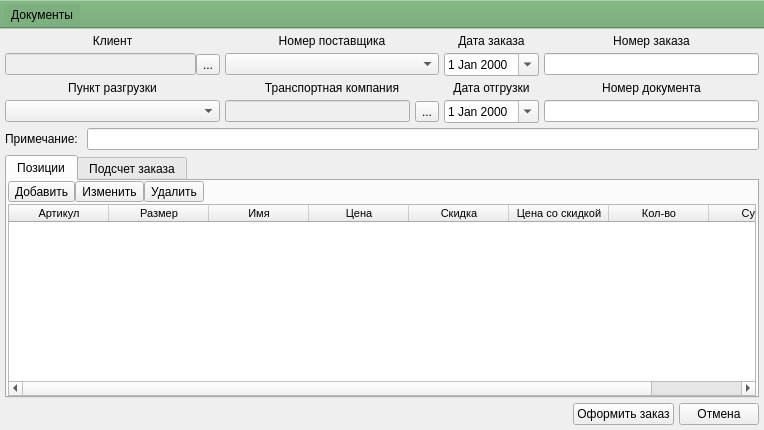
Old version of the form ui/order.ui in the repository Meller008/CRM-Avi.
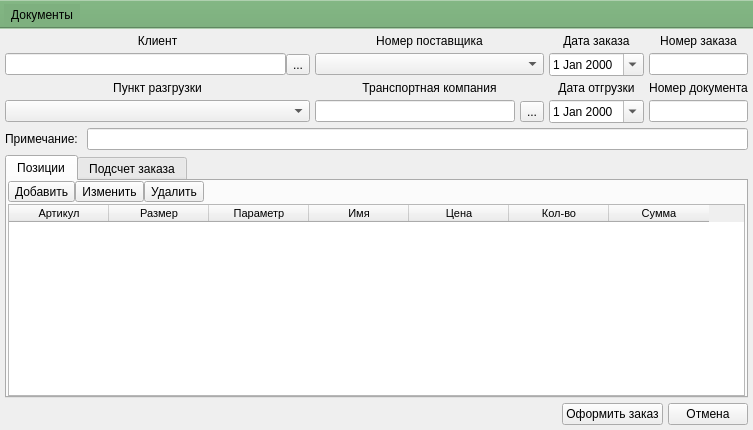
New version of the form.

Diff of the .ui file:
```diff
--- a/ui/order.ui
+++ b/ui/order.ui
@@ -6,7 +6,7 @@
    <rect>
     <x>0</x>
     <y>0</y>
-    <width>764</width>
+    <width>753</width>
     <height>430</height>
    </rect>
   </property>
@@ -14,7 +14,7 @@
    <string>Заказ</string>
   </property>
   <widget class="QWidget" name="centralwidget">
-   <layout class="QGridLayout" name="gridLayout">
+   <layout class="QGridLayout" name="gridLayout" rowstretch="0,0,0,0,0,0,0" columnstretch="4,3,1,1">
     <property name="leftMargin">
      <number>5</number>
     </property>
@@ -35,7 +35,10 @@
       <item>
        <widget class="QLineEdit" name="lineEdit_4">
         <property name="enabled">
-         <bool>false</bool>
+         <bool>true</bool>
+        </property>
+        <property name="readOnly">
+         <bool>true</bool>
         </property>
        </widget>
       </item>
@@ -49,7 +52,14 @@
      </layout>
     </item>
     <item row="1" column="1">
-     <widget class="QComboBox" name="comboBox"/>
+     <widget class="QComboBox" name="cb_clients_vendor">
+      <property name="font">
+       <font>
+        <family>Tahoma</family>
+        <pointsize>8</pointsize>
+       </font>
+      </property>
+     </widget>
     </item>
     <item row="0" column="0">
      <widget class="QLabel" name="label">
@@ -90,7 +100,11 @@
      </widget>
     </item>
     <item row="3" column="3">
-     <widget class="QLineEdit" name="lineEdit_3"/>
+     <widget class="QLineEdit" name="le_number_doc">
+      <property name="readOnly">
+       <bool>true</bool>
+      </property>
+     </widget>
     </item>
     <item row="2" column="0">
      <widget class="QLabel" name="label_8">
@@ -114,7 +128,14 @@
      </widget>
     </item>
     <item row="3" column="0">
-     <widget class="QComboBox" name="comboBox_2"/>
+     <widget class="QComboBox" name="cb_clients_adress">
+      <property name="font">
+       <font>
+        <family>Tahoma</family>
+        <pointsize>7</pointsize>
+       </font>
+      </property>
+     </widget>
     </item>
     <item row="3" column="2">
      <widget class="QDateEdit" name="dateEdit_2">
@@ -138,7 +159,15 @@
       <item>
        <widget class="QLineEdit" name="lineEdit">
         <property name="enabled">
-         <bool>false</bool>
+         <bool>true</bool>
+        </property>
+        <property name="font">
+         <font>
+          <family>Tahoma</family>
+         </font>
+        </property>
+        <property name="readOnly">
+         <bool>true</bool>
         </property>
        </widget>
       </item>
@@ -239,6 +268,21 @@
             <pointsize>8</pointsize>
            </font>
           </property>
+          <property name="editTriggers">
+           <set>QAbstractItemView::NoEditTriggers</set>
+          </property>
+          <property name="selectionBehavior">
+           <enum>QAbstractItemView::SelectRows</enum>
+          </property>
+          <attribute name="verticalHeaderVisible">
+           <bool>false</bool>
+          </attribute>
+          <attribute name="verticalHeaderDefaultSectionSize">
+           <number>20</number>
+          </attribute>
+          <attribute name="verticalHeaderMinimumSectionSize">
+           <number>18</number>
+          </attribute>
           <column>
            <property name="text">
             <string>Артикул</string>
@@ -249,6 +293,11 @@
             <string>Размер</string>
            </property>
           </column>
+          <column>
+           <property name="text">
+            <string>Параметр</string>
+           </property>
+          </column>
           <column>
            <property name="text">
             <string>Имя</string>
@@ -259,16 +308,6 @@
             <string>Цена</string>
            </property>
           </column>
-          <column>
-           <property name="text">
-            <string>Скидка</string>
-           </property>
-          </column>
-          <column>
-           <property name="text">
-            <string>Цена со скидкой</string>
-           </property>
-          </column>
           <column>
            <property name="text">
             <string>Кол-во</string>
```
Left out of the diff: 330 changed lines with no effect on the pictures.
